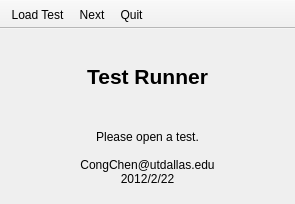
Before: the Qt Designer form MainWindow.ui in congchenutd/testrunner, drawn with Qt 5.
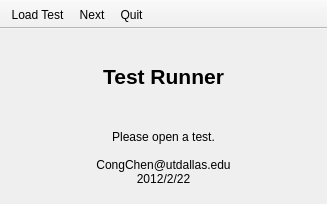
After: the same form once the commit is applied. Icons and pictures are not drawn.

```diff
--- a/MainWindow.ui
+++ b/MainWindow.ui
@@ -6,7 +6,7 @@
    <rect>
     <x>0</x>
     <y>0</y>
-    <width>295</width>
+    <width>327</width>
     <height>204</height>
    </rect>
   </property>
```
